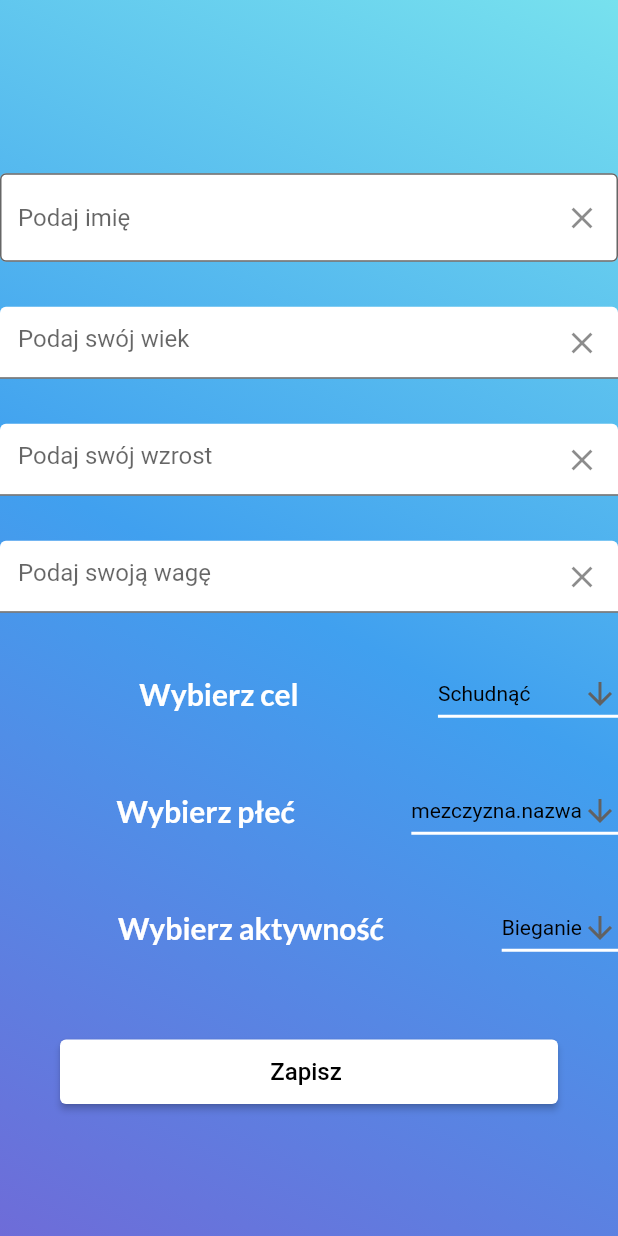
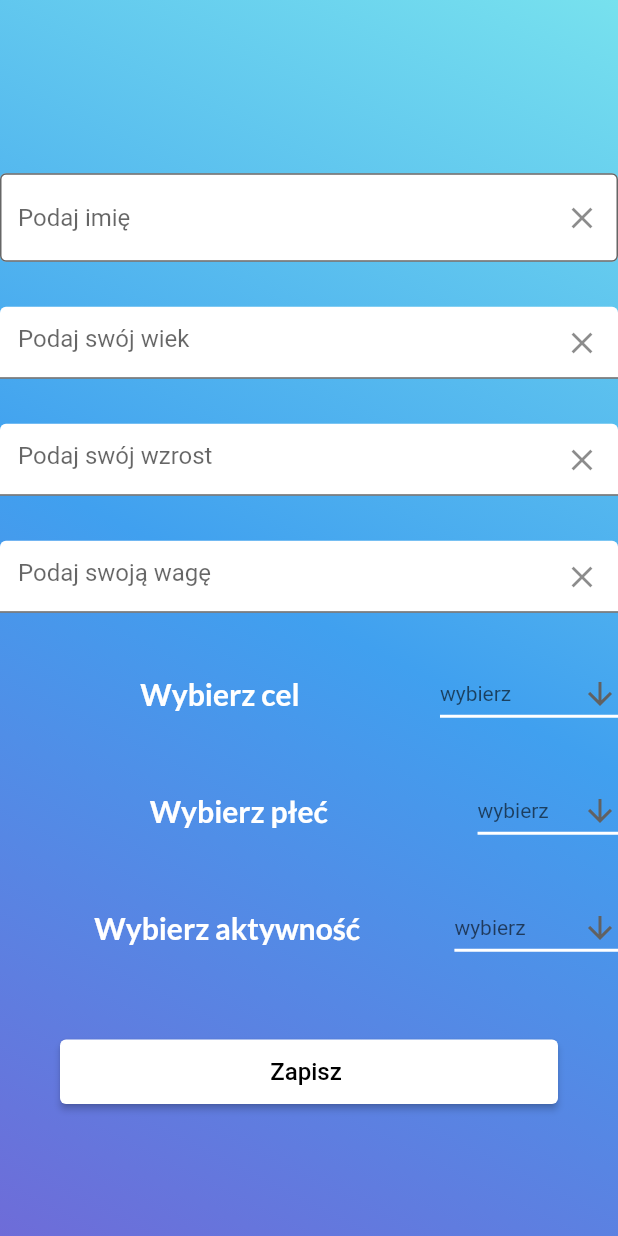
Before and after one commit to Marioo990/Chudo_app, a Flutter app: the Dane screen opened directly, after a tap on "Edytuj Dane", on a phone screen of 412 x 824 dp. Run offline on Flutter 3.47's test engine with Material 2 defaults, Android fonts, the phone set to English and light mode, and no system bars; our stand-ins replace dropdown_search, firebase_auth, firebase_core, google_fonts, hive_flutter; accounts and stored records are empty.

Commit message:
dodanie list do widoku edycja

```diff
--- a/lib/Dane.dart
+++ b/lib/Dane.dart
@@ -11,9 +11,17 @@ import 'main.dart';
 class Dane extends StatefulWidget {
   @override
   State<Dane> createState() => _DaneState();
+
 }
 
 class _DaneState extends State<Dane> {
+  final _user = User.dane_User();
+  List<User> _dane_user= [];
+  @override
+  void initState(){
+    _dane_user = _user;
+    super.initState();
+  }
   @override
   Widget build(BuildContext context) {
     return Scaffold(
@@ -98,7 +106,7 @@ class _DaneState extends State<Dane> {
                               ),
                               Padding(padding: EdgeInsets.only(top: 2.0)),
                               Text(
-                                'monika',
+                                _dane_user.first.imie!,
                                 textAlign: TextAlign.center,
                                 style: GoogleFonts.lato(
                                     textStyle: TextStyle(
--- a/lib/DanieWidok.dart
+++ b/lib/DanieWidok.dart
@@ -3,7 +3,7 @@ import 'package:flutter/cupertino.dart';
 import 'package:flutter/material.dart';
 import 'package:google_fonts/google_fonts.dart';
 import 'dart:async';
-
+import 'package:chudo_app/Zmienne.dart';
 import 'package:flutter/cupertino.dart';
 import 'package:flutter/material.dart';
 import 'package:flutter/services.dart';
--- a/lib/Edycja.dart
+++ b/lib/Edycja.dart
@@ -12,9 +12,10 @@ import 'package:chudo_app/Zmienne.dart';
 import 'Dane.dart';
 import 'main.dart';
 
-const List<String> list = <String>['Schudnąć', 'Utrzymać wagę',  'Przytyć'];
+const List<String> list = <String>['Schudnąć', 'Utrzymać wagę', 'Przytyć'];
 const List<String> plec = <String>['mezczyzna.nazwa', 'Kobieta'];
-const List<String> czynnosc = <String>['Bieganie', 'Siłownia','Brak'];
+const List<String> czynnosc = <String>['Bieganie', 'Siłownia', 'Brak'];
+
 class Edycja extends StatefulWidget {
   @override
   State<Edycja> createState() => _EdycjaState();
@@ -30,7 +31,9 @@ class _EdycjaState extends State<Edycja> {
   @override
   Widget build(BuildContext context) {
     return Scaffold(
-      body: Stack(fit: StackFit.expand, children: <Widget>[
+      body: Stack(
+        fit: StackFit.expand,
+        children: <Widget>[
           Container(
             decoration: BoxDecoration(
                 color: new Color(0xffffffff),
@@ -131,14 +134,12 @@ class _EdycjaState extends State<Edycja> {
                     ),
                     Padding(
                       padding: EdgeInsets.only(top: 30),
-                    child:Container(
-
+                      child: Container(
                         alignment: FractionalOffset.center,
-
-
                         child: Row(
                           children: <Widget>[
-                          Expanded(child: Text("Wybierz cel",
+                            Expanded(
+                              child: Text("Wybierz cel",
                                   textAlign: TextAlign.center,
                                   style: GoogleFonts.lato(
                                       textStyle: TextStyle(
@@ -147,20 +148,19 @@ class _EdycjaState extends State<Edycja> {
                                           color: Colors.white,
                                           fontWeight: FontWeight.w700))),
                             ),
-                          Cel(),
+                            Cele(),
                           ],
                         ),
-                    ),),
+                      ),
+                    ),
                     Padding(
                       padding: EdgeInsets.only(top: 30),
-                    child:Container(
-
+                      child: Container(
                         alignment: FractionalOffset.center,
-
-
                         child: Row(
                           children: <Widget>[
-                          Expanded(child: Text("Wybierz płeć",
+                            Expanded(
+                              child: Text("Wybierz płeć",
                                   textAlign: TextAlign.center,
                                   style: GoogleFonts.lato(
                                       textStyle: TextStyle(
@@ -172,18 +172,16 @@ class _EdycjaState extends State<Edycja> {
                             Gender(),
                           ],
                         ),
-                  ),),
-
+                      ),
+                    ),
                     Padding(
                       padding: EdgeInsets.only(top: 30),
-                    child:Container(
-
+                      child: Container(
                         alignment: FractionalOffset.center,
-
-
                         child: Row(
                           children: <Widget>[
-                          Expanded(child: Text("Wybierz aktywność",
+                            Expanded(
+                              child: Text("Wybierz aktywność",
                                   textAlign: TextAlign.center,
                                   style: GoogleFonts.lato(
                                       textStyle: TextStyle(
@@ -195,9 +193,10 @@ class _EdycjaState extends State<Edycja> {
                             Aktywnosc(),
                           ],
                         ),
-                    ),),
-
-                  Padding(padding: EdgeInsets.only(top: 48.0),
+                      ),
+                    ),
+                    Padding(
+                        padding: EdgeInsets.only(top: 48.0),
                         child: Container(
                             alignment: Alignment.center,
                             margin: EdgeInsets.only(left: 40.0, right: 40.0),
@@ -208,7 +207,8 @@ class _EdycjaState extends State<Edycja> {
                                     backgroundColor:
                                         MaterialStateProperty.all(Colors.white),
                                     padding: MaterialStateProperty.all(
-                                      EdgeInsets.only(top: 12.0, bottom: 12.0))),
+                                        EdgeInsets.only(
+                                            top: 12.0, bottom: 12.0))),
                                 onPressed: () {
                                   Navigator.pushReplacement(
                                     context,
@@ -219,146 +219,153 @@ class _EdycjaState extends State<Edycja> {
                                 },
                                 child: Text(
                                   'Zapisz ',
-                                style: TextStyle(fontSize: 16.0, color: Colors.black),
+                                  style: TextStyle(
+                                      fontSize: 16.0, color: Colors.black),
                                 ),
                               ),
-                          ))
-                  ),
-
+                            ))),
                   ])),
-
         ],
-
       ),
     );
   }
 }
 
-
-class Cel extends StatefulWidget {
-  const Cel({key});
-
-
+class Cele extends StatefulWidget {
+  const Cele({key});
 
   @override
-  State<Cel> createState() => _CelState();
+  State<Cele> createState() => _CeleState();
 }
 
-class _CelState extends State<Cel> {
-  String dropdownValue = list.first;
+class _CeleState extends State<Cele> {
+  final _cel_ = Cel.cel_lista();
+  List<Cel> lista_cel = [];
+  Cel? dropdownValue;
+
+  @override
+  void initState() {
+    lista_cel = _cel_;
+    Cel dropdownValue = lista_cel.first;
+    super.initState();
+    //print(dropdownValue);
+  }
 
   @override
   Widget build(BuildContext context) {
-    return DropdownButton<String>(
+    return DropdownButton<Cel>(
+      hint: Text('wybierz'),
       value: dropdownValue,
       icon: const Icon(Icons.arrow_downward),
       elevation: 16,
-
       style: const TextStyle(color: Colors.black),
       underline: Container(
         height: 2,
-
         color: Colors.white,
       ),
-      onChanged: (String? value) {
+      onChanged: (Cel? value) {
         // This is called when the user selects an item.
         setState(() {
           dropdownValue = value!;
         });
       },
-      items: list.map<DropdownMenuItem<String>>((String value) {
-        return DropdownMenuItem<String>(
+      items: lista_cel.map<DropdownMenuItem<Cel>>((Cel value) {
+        return DropdownMenuItem<Cel>(
           value: value,
-          child: Text(value),
+          child: Text(value.cel),
         );
       }).toList(),
     );
-
   }
 }
 
-
 class Gender extends StatefulWidget {
   const Gender({key});
-
-
 
   @override
   State<Gender> createState() => _Gender();
 }
 
 class _Gender extends State<Gender> {
-  String dropdownValue = plec.first;
+  final _plec_ = Plec.list_plec();
+  List<Plec> plec_list = [];
+  Plec? dropdownValue;
+  @override
+  void initState() {
+    plec_list = _plec_;
+    Plec dropdownValue = plec_list.first;
+    super.initState();
+  }
 
   @override
   Widget build(BuildContext context) {
-    return DropdownButton<String>(
+    return DropdownButton<Plec>(
+      hint: Text('wybierz'),
       value: dropdownValue,
       icon: const Icon(Icons.arrow_downward),
       elevation: 16,
-
       style: const TextStyle(color: Colors.black),
       underline: Container(
         height: 2,
-
         color: Colors.white,
       ),
-      onChanged: (String? value) {
+      onChanged: (Plec? value) {
         // This is called when the user selects an item.
         setState(() {
           dropdownValue = value!;
         });
       },
-      items: plec.map<DropdownMenuItem<String>>((String value) {
-        return DropdownMenuItem<String>(
+      items: plec_list.map<DropdownMenuItem<Plec>>((Plec value) {
+        return DropdownMenuItem<Plec>(
           value: value,
-          child: Text(value),
+          child: Text(value.nazwa),
         );
       }).toList(),
     );
-
   }
 }
 
-
 class Aktywnosc extends StatefulWidget {
   const Aktywnosc({key});
-
-
 
   @override
   State<Aktywnosc> createState() => _Aktywnosc();
 }
 
 class _Aktywnosc extends State<Aktywnosc> {
-  String dropdownValue = czynnosc.first;
-
+  final _aktywnosc=Aktywnosc_class.list_Aktywnosc();
+  List<Aktywnosc_class>aktywnosc_list =[];
+  Aktywnosc_class? dropdownValue ;
+  @override
+  void initState(){
+    aktywnosc_list = _aktywnosc;
+    Aktywnosc_class dropdownValue=aktywnosc_list.first;
+    super.initState();
+  }
   @override
   Widget build(BuildContext context) {
-    return DropdownButton<String>(
+    return DropdownButton<Aktywnosc_class>(
+      hint: Text('wybierz'),
       value: dropdownValue,
       icon: const Icon(Icons.arrow_downward),
       elevation: 16,
-
       style: const TextStyle(color: Colors.black),
       underline: Container(
         height: 2,
-
         color: Colors.white,
       ),
-      onChanged: (String? value) {
+      onChanged: (Aktywnosc_class? value) {
         // This is called when the user selects an item.
         setState(() {
           dropdownValue = value!;
         });
       },
-      items: czynnosc.map<DropdownMenuItem<String>>((String value) {
-        return DropdownMenuItem<String>(
+      items: aktywnosc_list.map<DropdownMenuItem<Aktywnosc_class>>((Aktywnosc_class value) {
+        return DropdownMenuItem<Aktywnosc_class>(
           value: value,
-          child: Text(value),
+          child: Text(value.nazwa),
         );
       }).toList(),
     );
-
   }
 }
--- a/lib/Zmienne.dart
+++ b/lib/Zmienne.dart
@@ -32,7 +32,7 @@ var calkowite_cukry_7 = 1330;
 String kalorieAsString = kalorie.toString();
 String wiekAsString = wiek.toString();
 String wagaAsString = waga.toString();
-//String imieAsString = User.imie.toString();
+//SString imieAsString = User.imie.toString();
 String wzrostAsString = wzrost.toString();
 String calkowite_kalorieAsString = calkowite_kalorie.toString();
 String calkowite_bialkoAsString = calkowite_bialko.toString();
@@ -55,37 +55,37 @@ class User {
       required this.wzrost});
 
   static List<User> dane_User() {
-    return [User(wiek: 22, imie: 'Monika', waga: 80, wzrost: 190)];
+    return [User(wiek: 22, imie: 'Konrad', waga: 80, wzrost: 190)];
   }
 }
 
-class Aktywnosc {
+class Aktywnosc_class {
   late String nazwa;
   late double wartosc;
 
-  Aktywnosc({required this.nazwa, required this.wartosc});
+  Aktywnosc_class({required this.nazwa, required this.wartosc});
 
-  static List<Aktywnosc> list_Aktywnosc() {
+  static List<Aktywnosc_class> list_Aktywnosc() {
     return [
-      Aktywnosc(nazwa: 'Bieganie', wartosc: 500),
-      Aktywnosc(nazwa: 'Siłownia', wartosc: 500),
-      Aktywnosc(nazwa: 'Tryb siedzący', wartosc: 500),
-      Aktywnosc(nazwa: 'Spacer', wartosc: 500),
-      Aktywnosc(nazwa: 'Piłka nożna', wartosc: 500),
+      Aktywnosc_class(nazwa: 'Bieganie', wartosc: 500),
+      Aktywnosc_class(nazwa: 'Siłownia', wartosc: 500),
+      Aktywnosc_class(nazwa: 'Tryb siedzący', wartosc: 500),
+      Aktywnosc_class(nazwa: 'Spacer', wartosc: 500),
+      Aktywnosc_class(nazwa: 'Piłka nożna', wartosc: 500),
     ];
   }
 }
 
 class Plec {
   late String nazwa;
-  late bool teza;
+  late double teza;
 
   Plec(this.teza, this.nazwa);
 
   static List<Plec> list_plec() {
     return [
-      Plec(true, 'Kobieta'),
-      Plec(false, 'Mężczyzna'),
+      Plec(66.5, 'Kobieta'),
+      Plec(500, 'Mężczyzna'),
     ];
   }
 }
@@ -99,7 +99,7 @@ class Cel {
 
   static List<Cel> cel_lista() {
     return [
-      Cel(cel: 'Schudnąć', wartosc: 500),
+      Cel(cel: 'Schudnąć', wartosc: -500),
       Cel(cel: 'utrzymać wagę', wartosc: 0),
       Cel(cel: 'przytyć', wartosc: 500),
     ];
```
Lines whose indentation alone changed are shown as unchanged.
